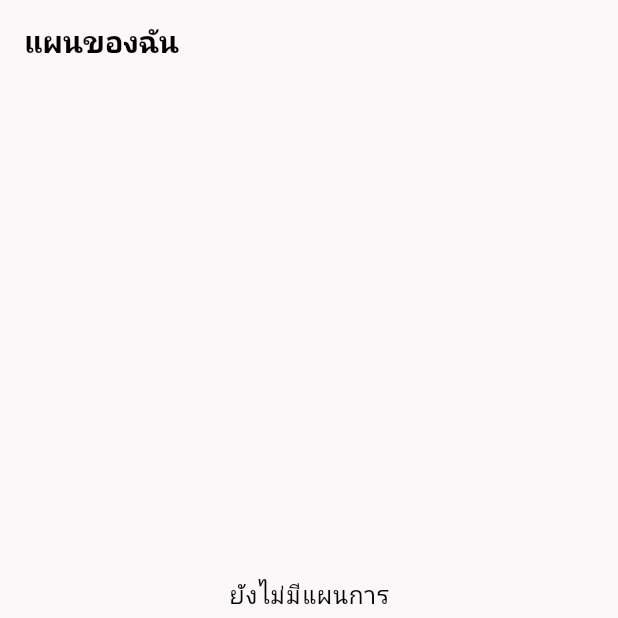
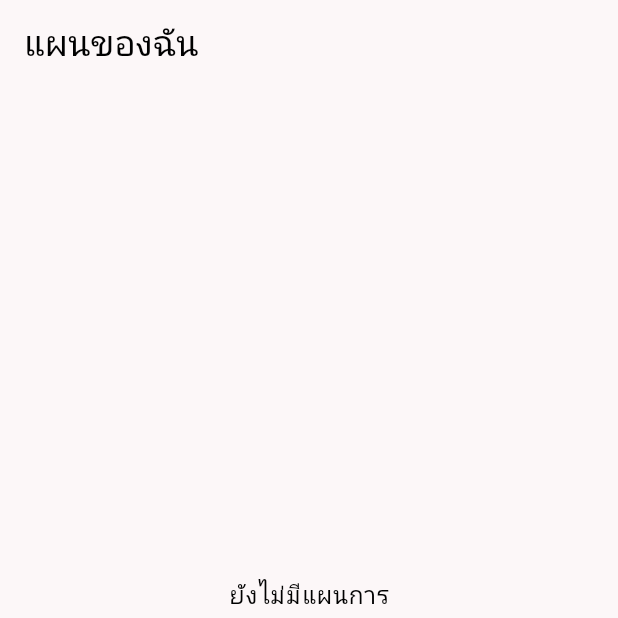
Before and after one commit to droverzz/project_mobile, a Flutter app: the screen it shows after launch, item 4 of the bottom bar chosen, on a phone screen of 412 x 824 dp, the top half of it. Run offline on Flutter 3.47's test engine with Material 3 defaults, Android fonts, the phone set to English and light mode, and no system bars.

Commit message:
fixed_style_app_bar_todo_setting

```diff
--- a/lib/screens/todo_screen.dart
+++ b/lib/screens/todo_screen.dart
@@ -25,14 +25,16 @@ class _ToDoListState extends State<ToDoList> {
           backgroundColor: theme.dialogBackgroundColor,
           title: Text(
             'เพิ่มวัตถุดิบของฉัน',
-            style: theme.textTheme.titleMedium?.copyWith(fontWeight: FontWeight.bold),
+            style: theme.textTheme.titleMedium
+                ?.copyWith(fontWeight: FontWeight.bold),
           ),
           content: TextField(
             controller: controller,
             style: theme.textTheme.bodyLarge,
             decoration: InputDecoration(
               hintText: 'พิมพ์ชื่อวัตถุดิบ',
-              hintStyle: theme.textTheme.bodyMedium?.copyWith(color: Colors.white54),
+              hintStyle:
+                  theme.textTheme.bodyMedium?.copyWith(color: Colors.white54),
             ),
           ),
           actions: [
@@ -47,7 +49,9 @@ class _ToDoListState extends State<ToDoList> {
                 }
                 Navigator.pop(context);
               },
-              child: Text('เพิ่ม', style: theme.textTheme.bodyLarge?.copyWith(fontWeight: FontWeight.bold)),
+              child: Text('เพิ่ม',
+                  style: theme.textTheme.bodyLarge
+                      ?.copyWith(fontWeight: FontWeight.bold)),
             ),
           ],
         );
@@ -82,11 +86,11 @@ class _ToDoListState extends State<ToDoList> {
     return Scaffold(
       backgroundColor: theme.scaffoldBackgroundColor,
       appBar: AppBar(
-        backgroundColor: theme.appBarTheme.backgroundColor ?? Colors.transparent,
+        backgroundColor: theme.appBarTheme.backgroundColor,
         elevation: 0,
         title: Text(
           'แผนของฉัน',
-          style: theme.textTheme.titleLarge?.copyWith(fontWeight: FontWeight.bold),
+          style: theme.textTheme.headlineSmall, // ใช้ theme text
         ),
         centerTitle: false,
       ),
@@ -97,7 +101,9 @@ class _ToDoListState extends State<ToDoList> {
                 children: [
                   Text('ยังไม่มีแผนการ', style: theme.textTheme.bodyLarge),
                   SizedBox(height: 8),
-                  Text('คุณยังไม่เพิ่มแผนใดๆ ที่ต้องทำ', style: theme.textTheme.bodyMedium?.copyWith(color: Colors.grey)),
+                  Text('คุณยังไม่เพิ่มแผนใดๆ ที่ต้องทำ',
+                      style: theme.textTheme.bodyMedium
+                          ?.copyWith(color: Colors.grey)),
                 ],
               ),
             )
@@ -107,7 +113,8 @@ class _ToDoListState extends State<ToDoList> {
                 crossAxisAlignment: CrossAxisAlignment.start,
                 children: [
                   if (tasks.isNotEmpty) ...[
-                    Text('ต้องทำ (${tasks.length})', style: theme.textTheme.titleMedium),
+                    Text('ต้องทำ (${tasks.length})',
+                        style: theme.textTheme.titleMedium),
                     SizedBox(height: 8),
                     ...tasks.asMap().entries.map((entry) {
                       int index = entry.key;
@@ -117,7 +124,8 @@ class _ToDoListState extends State<ToDoList> {
                         child: ListTile(
                           title: Text(task, style: theme.textTheme.bodyLarge),
                           leading: IconButton(
-                            icon: Icon(Icons.radio_button_unchecked, color: theme.iconTheme.color),
+                            icon: Icon(Icons.radio_button_unchecked,
+                                color: theme.iconTheme.color),
                             onPressed: () => _toggleTask(index),
                           ),
                         ),
@@ -126,7 +134,8 @@ class _ToDoListState extends State<ToDoList> {
                   ],
                   SizedBox(height: 16),
                   if (completedTasks.isNotEmpty) ...[
-                    Text('สำเร็จ (${completedTasks.length})', style: theme.textTheme.titleMedium),
+                    Text('สำเร็จ (${completedTasks.length})',
+                        style: theme.textTheme.titleMedium),
                     SizedBox(height: 8),
                     ...completedTasks.asMap().entries.map((entry) {
                       int index = entry.key;
```
Also changed, not shown: lib/screens/settings_screen.dart (+9 -3 lines).
